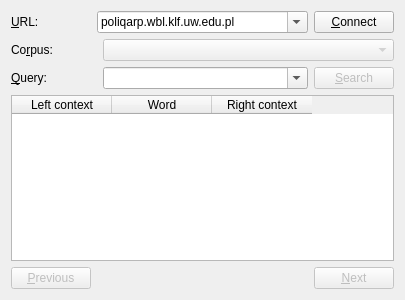
Old version of the form src/poliqarpwidget.ui in the repository jsbien/djview-poliqarp_fork.
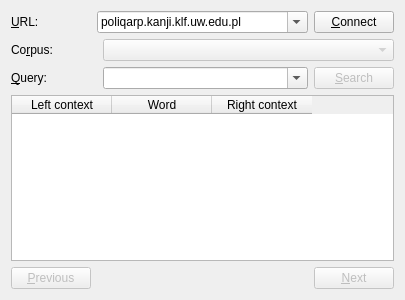
New version of the form.

Commit message: Switch back to Kanji, as wbl sends empty response.

What changed in the file:
```diff
--- a/src/poliqarpwidget.ui
+++ b/src/poliqarpwidget.ui
@@ -121,7 +121,7 @@
      </property>
      <item>
       <property name="text">
-       <string>poliqarp.wbl.klf.uw.edu.pl</string>
+       <string>poliqarp.kanji.klf.uw.edu.pl</string>
       </property>
      </item>
      <item>
```
Left out of the diff: 2 changed lines with no effect on the pictures. The commit also changes 2 other files.
